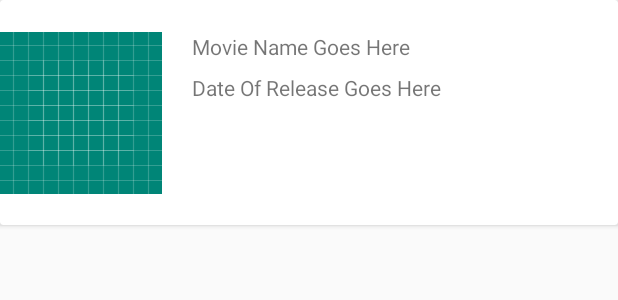
After one commit to 2020Batch/The-movie-Db, an Android app: the layout popular_movie_item.xml on its own in the app's theme, with its tools: preview values and no code run, on a phone screen of 412 x 824 dp. The commit adds this screen. Shown: the top 300 px of the screen. Run offline under Robolectric (Android 15) with nearby library versions, the phone set to English and light mode, and no system bars; network calls fail.

Commit message:
updating classes

```diff
--- /dev/null
+++ b/app/src/main/res/layout/popular_movie_item.xml
@@ -0,0 +1,45 @@
+<?xml version="1.0" encoding="utf-8"?>
+<androidx.cardview.widget.CardView xmlns:android="http://schemas.android.com/apk/res/android"
+    xmlns:app="http://schemas.android.com/apk/res-auto"
+    xmlns:tools="http://schemas.android.com/tools"
+    android:orientation="vertical"
+    android:layout_width="match_parent"
+    android:layout_height="150dp"
+    android:layout_marginBottom="8dp">
+
+    <androidx.constraintlayout.widget.ConstraintLayout
+        android:layout_width="match_parent"
+        android:layout_height="match_parent">
+
+        <TextView
+            android:id="@+id/tv_movieName"
+            android:layout_width="wrap_content"
+            android:layout_height="wrap_content"
+            android:layout_marginStart="20dp"
+            app:layout_constraintStart_toEndOf="@+id/iv_moviePoster"
+            app:layout_constraintTop_toTopOf="@+id/iv_moviePoster"
+            tools:text="Movie Name Goes Here" />
+
+        <TextView
+            android:id="@+id/tv_movieReleaseDate"
+            android:layout_width="wrap_content"
+            android:layout_height="wrap_content"
+            android:layout_marginTop="8dp"
+            app:layout_constraintStart_toStartOf="@+id/tv_movieName"
+            app:layout_constraintTop_toBottomOf="@+id/tv_movieName"
+            tools:text="Date Of Release Goes Here" />
+
+        <ImageView
+            android:id="@+id/iv_moviePoster"
+            android:layout_width="wrap_content"
+            android:layout_height="wrap_content"
+            app:layout_constraintBottom_toBottomOf="parent"
+            app:layout_constraintStart_toStartOf="parent"
+            app:layout_constraintTop_toTopOf="parent"
+            tools:src="@drawable/ic_launcher_background"
+            android:contentDescription="@string/movie_poster" />
+
+
+    </androidx.constraintlayout.widget.ConstraintLayout>
+
+</androidx.cardview.widget.CardView>
--- a/app/src/main/res/values/strings.xml
+++ b/app/src/main/res/values/strings.xml
@@ -2,4 +2,7 @@
     <string name="app_name">The Movie db</string>
     <string name="people">People</string>
     <string name="movies">Movies</string>
+    <string name="movie_poster">Movie Poster</string>
+    <string name="retry">Retry</string>
+    <string name="connection_error">Connection Error</string>
 </resources>
```
Also changed, not shown: app/build.gradle (+13 -0 lines), app/src/main/AndroidManifest.xml (+16 -3 lines), app/src/main/java/com/example/themoviedb/Feature07/PopularMoviesActivity.kt (added, +53 -0 lines), app/src/main/java/com/example/themoviedb/Feature07/PopularMoviesAdapter.kt (added, +40 -0 lines), app/src/main/res/layout/activity_popular_movies.xml (added, +43 -0 lines).
